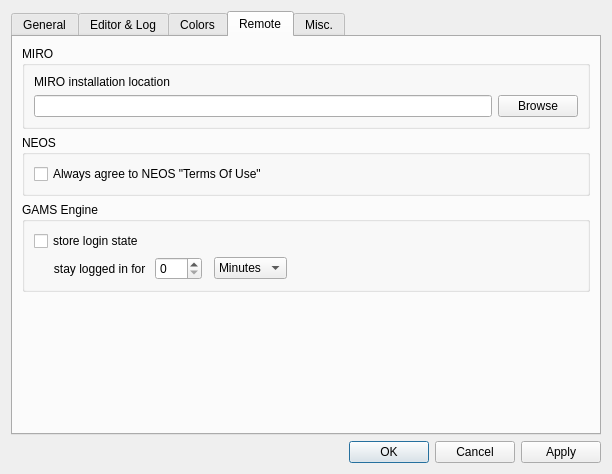
First picture: the form in src/settingsdialog.ui, repository GAMS-dev/studio, before the edit.
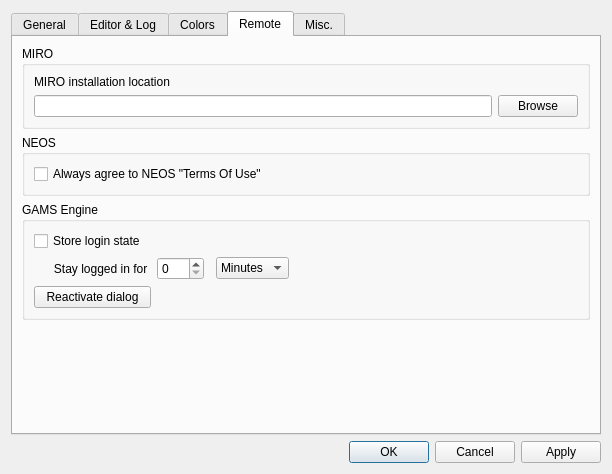
Second picture: the form after the edit. Icons and pictures are not drawn.

Commit message: Added "reactivateDialog" button to settings, store token instantly on login, resized dialog and started texts uppercase

```diff
--- a/src/settingsdialog.ui
+++ b/src/settingsdialog.ui
@@ -808,6 +808,13 @@
           <string>GAMS Engine</string>
          </property>
          <layout class="QGridLayout" name="gridLayout_13">
+          <item row="1" column="0">
+           <widget class="QLabel" name="laEngineStayLoggedIn">
+            <property name="text">
+             <string>      Stay logged in for </string>
+            </property>
+           </widget>
+          </item>
           <item row="1" column="3">
            <widget class="QComboBox" name="cbEngineExpireType">
             <item>
@@ -827,10 +834,10 @@
             </item>
            </widget>
           </item>
-          <item row="1" column="0">
-           <widget class="QLabel" name="laEngineStayLoggedIn">
+          <item row="0" column="0" colspan="3">
+           <widget class="QCheckBox" name="cbEngineStoreToken">
             <property name="text">
-             <string>      stay logged in for </string>
+             <string>Store login state</string>
             </property>
            </widget>
           </item>
@@ -847,13 +854,6 @@
             </property>
            </spacer>
           </item>
-          <item row="0" column="0" colspan="3">
-           <widget class="QCheckBox" name="cbEngineStoreToken">
-            <property name="text">
-             <string>store login state</string>
-            </property>
-           </widget>
-          </item>
           <item row="1" column="1">
            <widget class="QSpinBox" name="sbEngineExpireValue">
             <property name="maximum">
@@ -861,6 +861,13 @@
             </property>
            </widget>
           </item>
+          <item row="2" column="0">
+           <widget class="QPushButton" name="btEngineDialog">
+            <property name="text">
+             <string>Reactivate dialog</string>
+            </property>
+           </widget>
+          </item>
          </layout>
         </widget>
        </item>
```
The commit also changes 6 other files.
